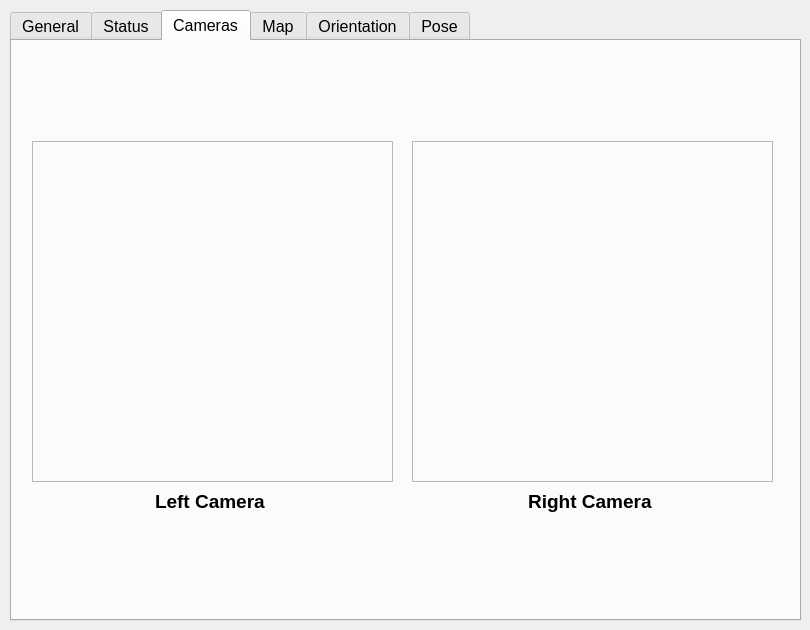
Before: the Qt Designer form packages/extras/ezrassor_dashboard/resources/interfaces/main_window.ui in FlaSpaceInst/EZ-RASSOR, drawn with Qt 5.
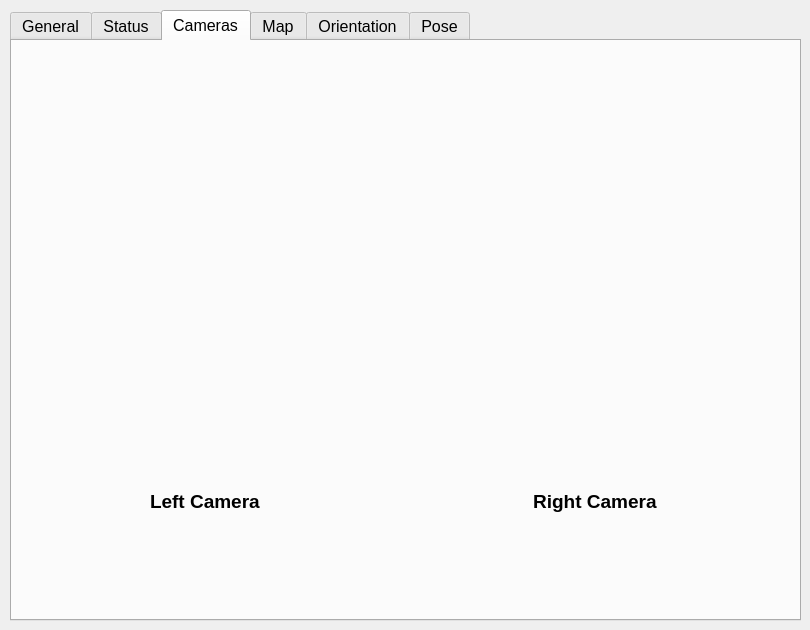
After: the same form once the commit is applied. The open tabs and pages were chosen to show the change. Icons and pictures are not drawn.

Commit message: change frames to labels

```diff
--- a/packages/extras/ezrassor_dashboard/resources/interfaces/main_window.ui
+++ b/packages/extras/ezrassor_dashboard/resources/interfaces/main_window.ui
@@ -329,28 +329,12 @@
     <attribute name="title">
      <string>Cameras</string>
     </attribute>
-    <widget class="QFrame" name="rightCameraFrame">
-     <property name="geometry">
-      <rect>
-       <x>400</x>
-       <y>100</y>
-       <width>361</width>
-       <height>341</height>
-      </rect>
-     </property>
-     <property name="frameShape">
-      <enum>QFrame::StyledPanel</enum>
-     </property>
-     <property name="frameShadow">
-      <enum>QFrame::Raised</enum>
-     </property>
-    </widget>
     <widget class="QLabel" name="rightCameraLabel">
      <property name="geometry">
       <rect>
-       <x>400</x>
+       <x>410</x>
        <y>440</y>
-       <width>361</width>
+       <width>351</width>
        <height>41</height>
       </rect>
      </property>
@@ -365,28 +349,12 @@
       <string>&lt;html&gt;&lt;head/&gt;&lt;body&gt;&lt;p align=&quot;center&quot;&gt;&lt;span style=&quot; font-weight:600;&quot;&gt;Right Camera &lt;/span&gt;&lt;/p&gt;&lt;/body&gt;&lt;/html&gt;</string>
      </property>
     </widget>
-    <widget class="QFrame" name="leftCameraFrame">
-     <property name="geometry">
-      <rect>
-       <x>20</x>
-       <y>100</y>
-       <width>361</width>
-       <height>341</height>
-      </rect>
-     </property>
-     <property name="frameShape">
-      <enum>QFrame::StyledPanel</enum>
-     </property>
-     <property name="frameShadow">
-      <enum>QFrame::Raised</enum>
-     </property>
-    </widget>
     <widget class="QLabel" name="leftCameraLabel">
      <property name="geometry">
       <rect>
        <x>20</x>
        <y>440</y>
-       <width>361</width>
+       <width>351</width>
        <height>41</height>
       </rect>
      </property>
@@ -401,6 +369,35 @@
       <string>&lt;html&gt;&lt;head/&gt;&lt;body&gt;&lt;p align=&quot;center&quot;&gt;&lt;span style=&quot; font-weight:600;&quot;&gt;Left Camera &lt;/span&gt;&lt;/p&gt;&lt;/body&gt;&lt;/html&gt;</string>
      </property>
     </widget>
+    <widget class="QLabel" name="leftCameraFeedLabel">
+     <property name="geometry">
+      <rect>
+       <x>20</x>
+       <y>100</y>
+       <width>351</width>
+       <height>331</height>
+      </rect>
+     </property>
+     <property name="text">
+      <string/>
+     </property>
+    </widget>
+    <widget class="QLabel" name="rightCameraFeedLabel">
+     <property name="geometry">
+      <rect>
+       <x>410</x>
+       <y>100</y>
+       <width>351</width>
+       <height>331</height>
+      </rect>
+     </property>
+     <property name="text">
+      <string/>
+     </property>
+     <property name="scaledContents">
+      <bool>false</bool>
+     </property>
+    </widget>
    </widget>
    <widget class="QWidget" name="mapTab">
     <attribute name="title">
```
Left out of the diff: 99 changed lines with no effect on the pictures.
